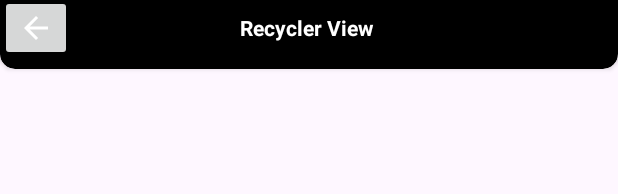
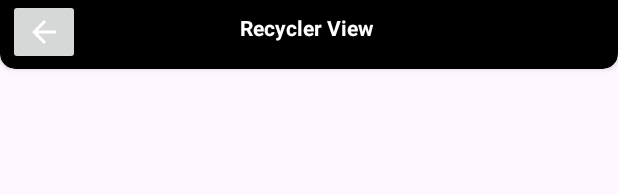
Before and after one commit to Rahulbitcot/Learning_App, an Android app: the layout activity_recycler_view.xml on its own in the app's theme, with its tools: preview values and no code run, on a phone screen of 412 x 824 dp. Shown: the top 194 px of the screen. Run offline under Robolectric (Android 15) with nearby library versions, the phone set to English and light mode, and no system bars.

Commit message:
Recycler View

```diff
--- a/app/src/main/java/com/example/learningapp/MainActivity.kt
+++ b/app/src/main/java/com/example/learningapp/MainActivity.kt
@@ -21,8 +21,6 @@ class MainActivity : AppCompatActivity() {
         btn.setOnClickListener{
             val intent = Intent(this , targetActivity  )
             startActivity(intent)
-            //Git Commit First
-
         }
     }
 }
--- a/app/src/main/java/com/example/learningapp/recyclerView/ApiData.kt
+++ b/app/src/main/java/com/example/learningapp/recyclerView/ApiData.kt
@@ -1,6 +1,5 @@
 package com.example.learningapp.recyclerView
 
-import java.time.Year
 
 //ID Nation": "01000US",
 //"Nation": "United States",
--- a/app/src/main/java/com/example/learningapp/recyclerView/CustomAdapter.kt
+++ b/app/src/main/java/com/example/learningapp/recyclerView/CustomAdapter.kt
@@ -7,10 +7,11 @@ import android.widget.TextView
 import androidx.recyclerview.widget.RecyclerView
 import com.example.learningapp.R
 
+// Custom Adapter For The Recycler View
+
 class CustomAdapter(private val dataSet: Array<ApiData>) :
     RecyclerView.Adapter<CustomAdapter.ViewHolder>() {
 
-    // ViewHolder class definition
     class ViewHolder(view: View) : RecyclerView.ViewHolder(view) {
         val idNation: TextView = view.findViewById(R.id.txtView_idNation)
         val nation :TextView = view.findViewById(R.id.txtView_Nation)
@@ -20,14 +21,12 @@ class CustomAdapter(private val dataSet: Array<ApiData>) :
     }
 
     override fun onCreateViewHolder(parent: ViewGroup, viewType: Int): ViewHolder {
-        // Inflate the layout for each item
         val view = LayoutInflater.from(parent.context)
             .inflate(R.layout.recyclerview_item_holder, parent, false)
         return ViewHolder(view)
     }
 
     override fun onBindViewHolder(holder: ViewHolder, position: Int) {
-        // Bind data to the views
         val item = dataSet[position]
         holder.idNation.text = item.idNation
         holder.nation.text = item.nation
--- a/app/src/main/res/drawable/baseline_arrow_back_24.xml
+++ b/app/src/main/res/drawable/baseline_arrow_back_24.xml
@@ -3,4 +3,5 @@
     <path android:fillColor="@android:color/white"
         android:pathData="M20,11H7.83l5.59,-5.59L12,4l-8,8 8,8 1.41,-1.41L7.83,13H20v-2z"/>
 
+
 </vector>
--- a/app/src/main/res/layout/activity_recycler_view.xml
+++ b/app/src/main/res/layout/activity_recycler_view.xml
@@ -37,6 +37,8 @@
              android:id="@+id/bt_back"
              android:layout_width="wrap_content"
              android:layout_height="wrap_content"
+             android:layout_marginTop="5dp"
+             android:layout_marginStart="5dp"
              android:src="@drawable/baseline_arrow_back_24"
              app:layout_constraintStart_toStartOf="parent"
              app:layout_constraintTop_toTopOf="parent"
@@ -48,12 +50,13 @@
 
 
     <androidx.recyclerview.widget.RecyclerView
+        android:id="@+id/recyclerView"
         android:layout_width="match_parent"
-        android:layout_height="wrap_content"
-        android:id="@+id/recyclerView"
+        android:layout_height="0dp"
+        android:layout_marginTop="20dp"
+        app:layout_constraintBottom_toBottomOf="parent"
         app:layout_constraintEnd_toEndOf="parent"
         app:layout_constraintStart_toStartOf="parent"
-        app:layout_constraintTop_toBottomOf="@id/cardView"
-        android:layout_marginTop="20dp"/>
+        app:layout_constraintTop_toBottomOf="@id/cardView" />
 
 </androidx.constraintlayout.widget.ConstraintLayout>
```
Also changed, not shown: app/src/main/java/com/example/learningapp/recyclerView/RecyclerViewActivity.kt (+7 -7 lines), app/src/main/res/layout/recyclerview_item_holder.xml (+5 -9 lines), app/src/main/res/values/strings.xml (+7 -0 lines).
